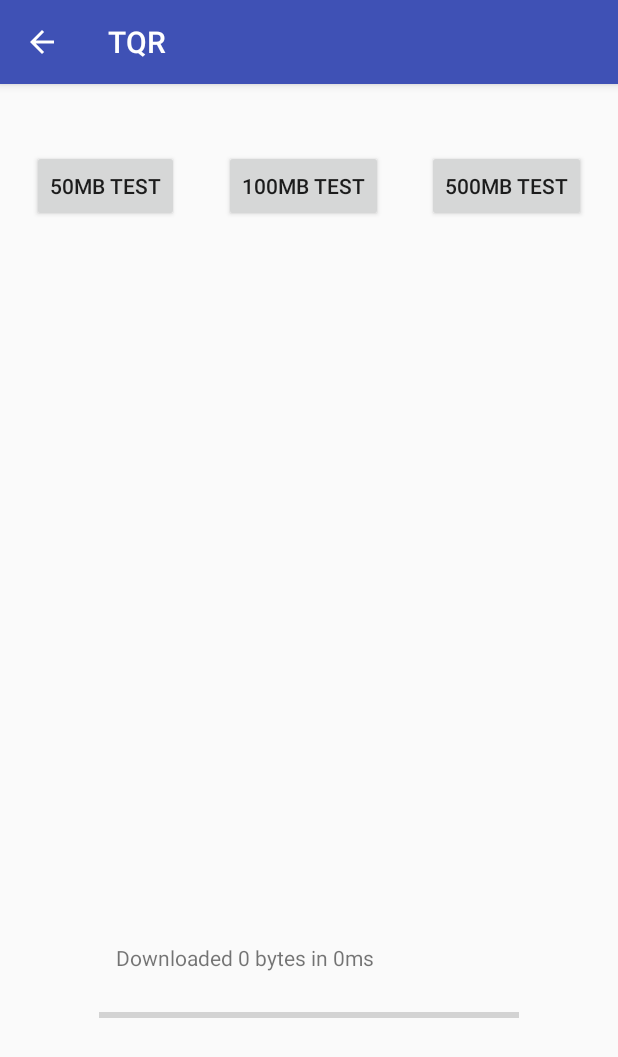
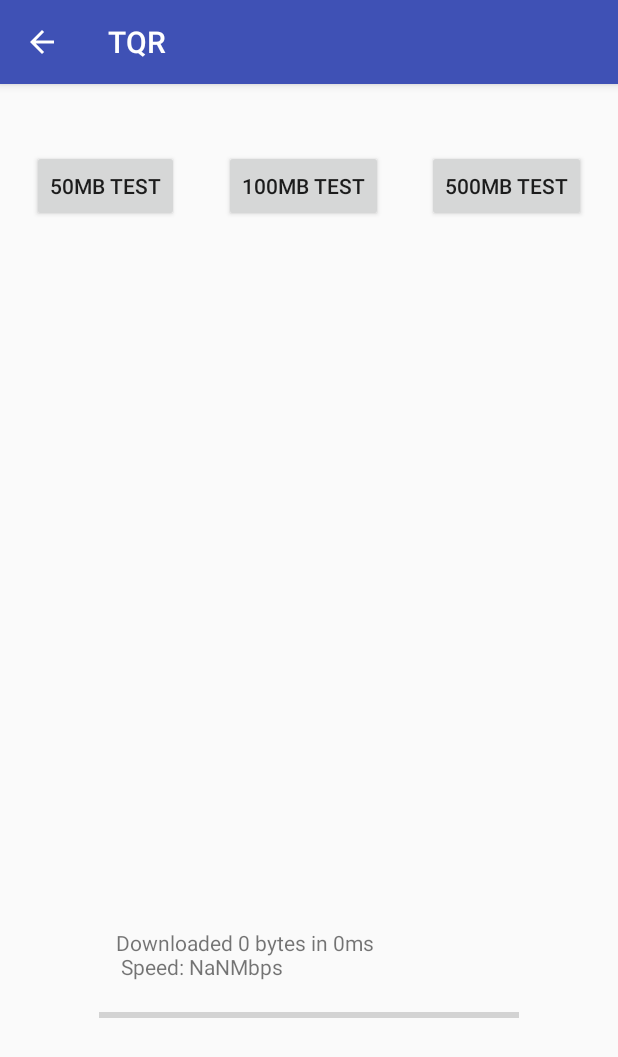
Before and after one commit to DanielMMilner/Infrastructure-Quality-Reporter-App, an Android app: the SpeedTestActivity screen opened directly, with no data from a screen before it, after a tap on "50MB TEST", on a phone screen of 412 x 824 dp. Shown: the top 1057 px of the screen. Run offline under Robolectric (Android 15) with nearby library versions, the phone set to English and light mode, and no system bars.

Commit message:
added speed test calculation

```diff
--- a/app/src/main/java/s3542977/com/tqr/SpeedTestActivity.java
+++ b/app/src/main/java/s3542977/com/tqr/SpeedTestActivity.java
@@ -101,11 +101,16 @@ public class SpeedTestActivity extends AppCompatActivity {
          **/
         @Override
         protected void onPostExecute(String file_url) {
-            setText();
+            float seconds = (endTime - startTime)/1000;
+            float bits = total*8;
+            float speed = bits / seconds /1000000;
+            temp = "Downloaded " + total + " bytes in " + String.valueOf(endTime - startTime) + "ms\n Speed: " + speed + "Mbps";
+            textView.setText(temp);
+//            setText();
         }
 
         private void setText() {
-            temp = "Downloaded " + total + " bytes in " + String.valueOf(endTime - startTime) + "ms";
+            temp = "Downloaded " + total + " bytes in " + String.valueOf(endTime - startTime) + "ms\n";
             textView.setText(temp);
         }
     }
--- a/app/src/main/res/layout/activity_speed_test.xml
+++ b/app/src/main/res/layout/activity_speed_test.xml
@@ -9,7 +9,7 @@
     <TextView
         android:id="@+id/speedTestStatus"
         android:layout_width="258dp"
-        android:layout_height="29dp"
+        android:layout_height="39dp"
         android:layout_marginBottom="8dp"
         android:layout_marginEnd="8dp"
         android:layout_marginStart="8dp"
```
